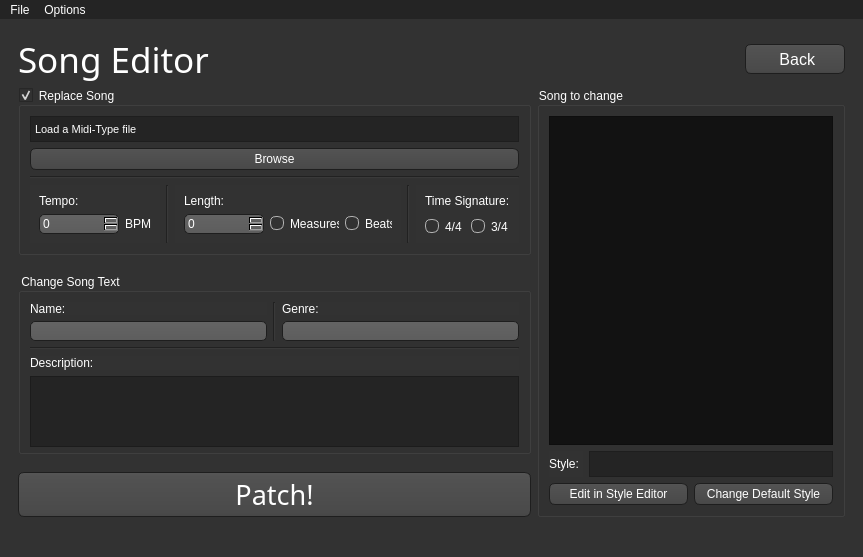
First picture: the form in WiiMusicPlus.ui, repository BenjaminHalko/WiiMusicEditorPlus, before the edit.
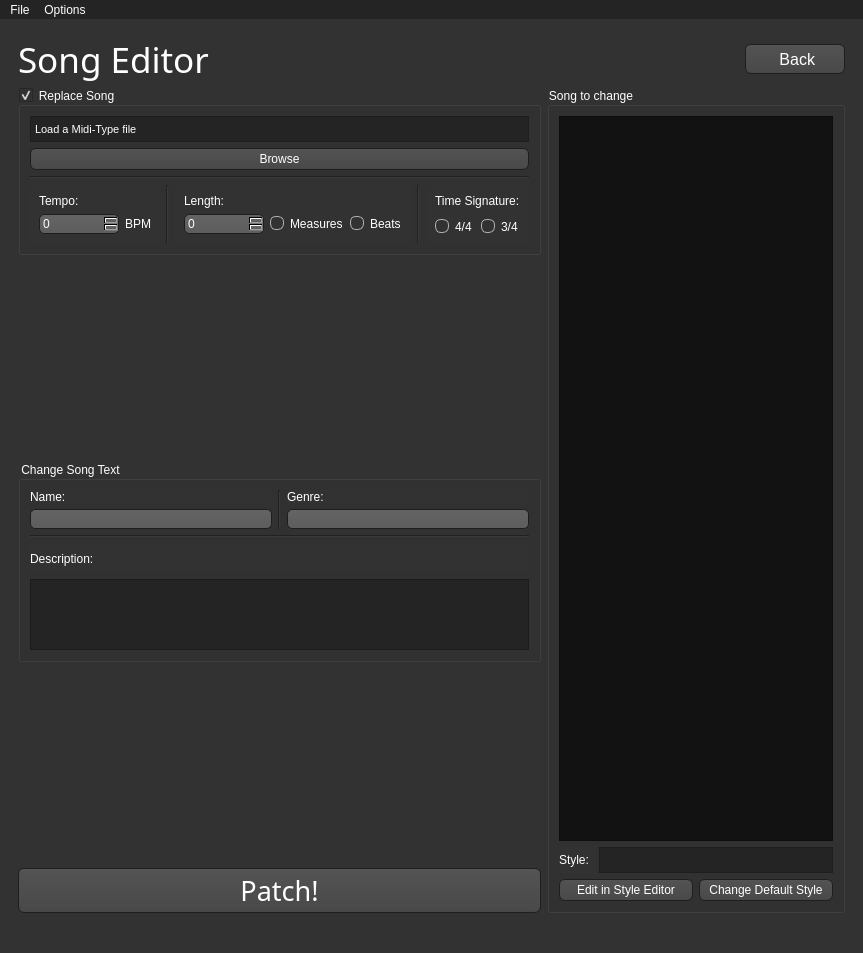
Second picture: the form after the edit. The open tabs and pages were chosen to show the change. Icons and pictures are not drawn.

Commit message: Fixed Sizing Issues

```diff
--- a/WiiMusicPlus.ui
+++ b/WiiMusicPlus.ui
@@ -7,7 +7,7 @@
     <x>0</x>
     <y>0</y>
     <width>863</width>
-    <height>557</height>
+    <height>953</height>
    </rect>
   </property>
   <property name="palette">
@@ -1564,11 +1564,11 @@
               <property name="enabled">
                <bool>true</bool>
               </property>
-              <property name="maximumSize">
-               <size>
-                <width>16777215</width>
-                <height>190</height>
-               </size>
+              <property name="sizePolicy">
+               <sizepolicy hsizetype="Preferred" vsizetype="Minimum">
+                <horstretch>0</horstretch>
+                <verstretch>0</verstretch>
+               </sizepolicy>
               </property>
               <property name="focusPolicy">
                <enum>Qt::NoFocus</enum>
@@ -1582,18 +1582,18 @@
               <layout class="QVBoxLayout" name="verticalLayout_4">
                <item>
                 <widget class="QLabel" name="SE_Midi_File_Label">
+                 <property name="sizePolicy">
+                  <sizepolicy hsizetype="Preferred" vsizetype="Minimum">
+                   <horstretch>0</horstretch>
+                   <verstretch>0</verstretch>
+                  </sizepolicy>
+                 </property>
                  <property name="minimumSize">
                   <size>
                    <width>0</width>
                    <height>26</height>
                   </size>
                  </property>
-                 <property name="maximumSize">
-                  <size>
-                   <width>16777215</width>
-                   <height>26</height>
-                  </size>
-                 </property>
                  <property name="font">
                   <font>
                    <pointsize>8</pointsize>
@@ -1723,12 +1723,6 @@
                       </item>
                       <item>
                        <widget class="QRadioButton" name="SE_Midi_Length_Measures">
-                        <property name="maximumSize">
-                         <size>
-                          <width>69</width>
-                          <height>16777215</height>
-                         </size>
-                        </property>
                         <property name="focusPolicy">
                          <enum>Qt::TabFocus</enum>
                         </property>
@@ -1742,12 +1736,6 @@
                       </item>
                       <item>
                        <widget class="QRadioButton" name="SE_Midi_Length_Beats">
-                        <property name="maximumSize">
-                         <size>
-                          <width>47</width>
-                          <height>16777215</height>
-                         </size>
-                        </property>
                         <property name="focusPolicy">
                          <enum>Qt::TabFocus</enum>
                         </property>
@@ -1846,11 +1834,11 @@
               <property name="enabled">
                <bool>true</bool>
               </property>
-              <property name="maximumSize">
-               <size>
-                <width>16777215</width>
-                <height>181</height>
-               </size>
+              <property name="sizePolicy">
+               <sizepolicy hsizetype="Preferred" vsizetype="Minimum">
+                <horstretch>0</horstretch>
+                <verstretch>0</verstretch>
+               </sizepolicy>
               </property>
               <property name="contextMenuPolicy">
                <enum>Qt::NoContextMenu</enum>
@@ -2030,7 +2018,7 @@
                <item>
                 <widget class="QLabel" name="SE_StyleText">
                  <property name="sizePolicy">
-                  <sizepolicy hsizetype="MinimumExpanding" vsizetype="Preferred">
+                  <sizepolicy hsizetype="MinimumExpanding" vsizetype="Minimum">
                    <horstretch>0</horstretch>
                    <verstretch>0</verstretch>
                   </sizepolicy>
@@ -2041,12 +2029,6 @@
                    <height>26</height>
                   </size>
                  </property>
-                 <property name="maximumSize">
-                  <size>
-                   <width>16777215</width>
-                   <height>26</height>
-                  </size>
-                 </property>
                  <property name="font">
                   <font>
                    <pointsize>8</pointsize>
```
Left out of the diff: 38 changed lines with no effect on the pictures. The commit also changes 1 other file.
